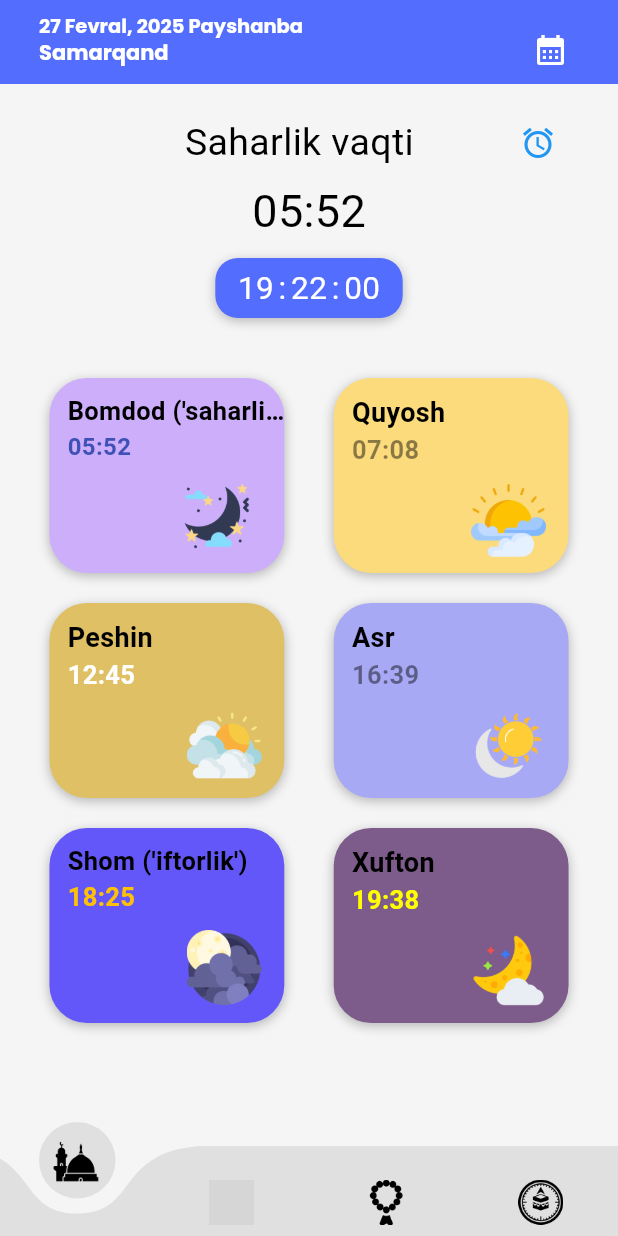
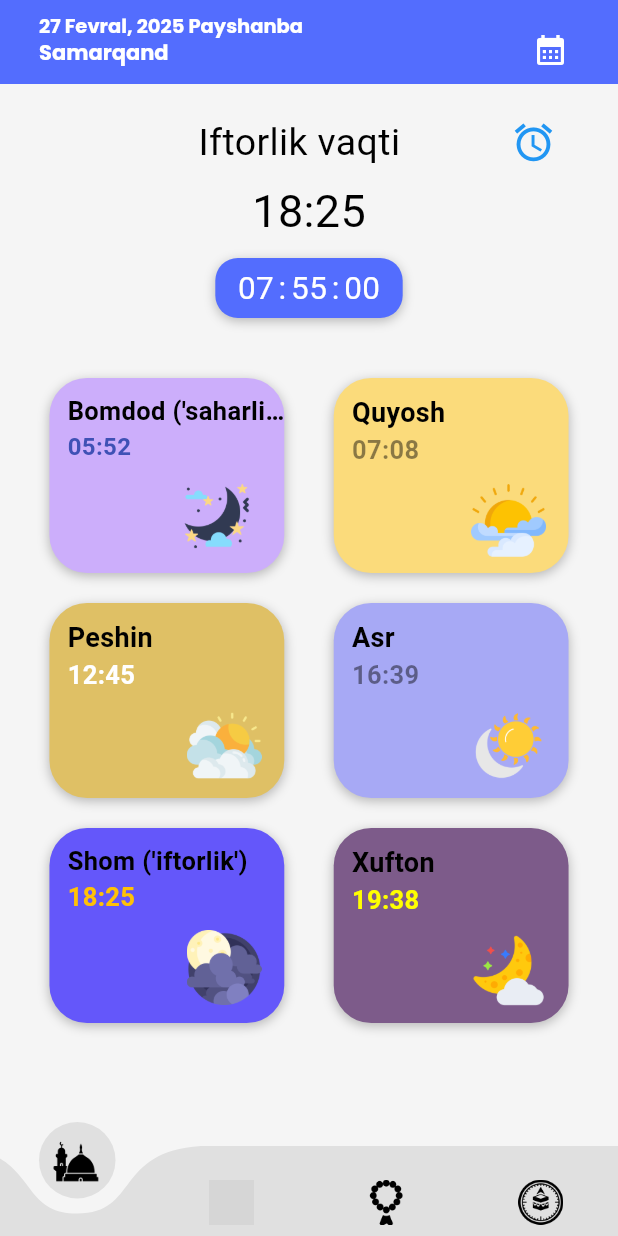
Before and after one commit to lochinbek0505/ramazon_vaqtlari_mobile, a Flutter app: the screen it shows after launch, after a tap on the "alarm" icon, on a phone screen of 412 x 824 dp. Run offline on Flutter 3.47's test engine with Material 3 defaults, Android fonts, the light colour scheme and no system bars; drawn by our look-alikes of curved_navigation_bar, slide_countdown; our stand-ins replace audioplayers, flutter_compass, geolocator, google_fonts, smooth_page_indicator, vibration; missing offline and left inert: adhan_dart, android_intent_plus; grey boxes are pictures that could not be loaded.

Commit message:
27 - 02-2025 27 - 02- 2025 14:18 homepage ni to'liq tayyor qildim

```diff
--- a/lib/pages/HomePage.dart
+++ b/lib/pages/HomePage.dart
@@ -167,6 +167,7 @@ class _HomePageState extends State<HomePage> {
   var now_time = DateTime.now();
   var hour = 0;
   var minute = 0;
+  late TimeOfDay timeOfDay;
   //bu yerda boshlag'ich qiymatlar berilyabdi va model initsilizatsiya qilinyabdi
   @override
   void initState() {
@@ -200,12 +201,15 @@ class _HomePageState extends State<HomePage> {
     if (_timeSaharlik.hour >= now_time.hour) {
       if (_timeSaharlik.minute > now_time.minute) {
         time_name = "Saharlik vaqti";
+        timeOfDay = _timeSaharlik;
         time_vaqt = time.tongSaharlik.toString();
         hour = _timeSaharlik.hour - now_time.hour;
         minute = _timeSaharlik.minute - now_time.minute;
       }
-      else {
+      else if (_timeSaharlik.hour == now_time.hour) {
         time_name = "Iftorlik vaqti";
+        timeOfDay = _timeIftorlik;
+
         time_vaqt = time.shomIftor.toString();
         var sek = (_timeIftorlik.hour * 3600 +
             _timeIftorlik.minute * 60) -
@@ -217,6 +221,12 @@ class _HomePageState extends State<HomePage> {
     }
     else if (_timeIftorlik.hour < now_time.hour) {
       time_name = "Saharlik vaqti";
+      time = getCurrentTimes(date.day + 1)!;
+
+      _timeSaharlik = parseTimeOfDay(
+          time.tongSaharlik.toString());
+      timeOfDay = _timeSaharlik;
+
       time_vaqt = time.tongSaharlik.toString();
       var sek = 24 * 3600 -
           (now_time.hour * 3600 + now_time.minute * 60 +
@@ -226,15 +236,14 @@ class _HomePageState extends State<HomePage> {
       minute = _timeSaharlik.minute + (sek % 3600) ~/ 60;
     }
     else {
-      if (_timeIftorlik.minute > now_time.minute) {
-        time_name = "Iftorlik vaqti";
-        time_vaqt = time.shomIftor.toString();
-        hour = _timeIftorlik.hour - now_time.hour;
-        minute = _timeIftorlik.minute - now_time.minute
-        ;
-        print("$hour $minute");
-      } else {
+      if (_timeIftorlik.hour == now_time.hour &&
+          _timeIftorlik.minute <= now_time.minute) {
+        time = getCurrentTimes(date.day + 1)!;
+
+        _timeSaharlik = parseTimeOfDay(
+            time.tongSaharlik.toString());
         time_name = "Saharlik vaqti";
+        timeOfDay = _timeSaharlik;
         time_vaqt = time.tongSaharlik.toString();
         var sek = 24 * 3600 -
             (now_time.hour * 3600 + now_time.minute * 60 +
@@ -242,6 +251,16 @@ class _HomePageState extends State<HomePage> {
         hour = _timeSaharlik.hour + sek ~/ 3600;
         print("${_timeIftorlik.hour} ${_timeIftorlik.minute}");
         minute = _timeSaharlik.minute + (sek % 3600) ~/ 60;
+      }
+      else {
+        time_name = "Iftorlik vaqti";
+        timeOfDay = _timeIftorlik;
+
+        time_vaqt = time.shomIftor.toString();
+        hour = _timeIftorlik.hour - now_time.hour;
+        minute = _timeIftorlik.minute - now_time.minute
+        ;
+        print("$hour $minute");
       }
     }
   }
@@ -334,8 +353,11 @@ class _HomePageState extends State<HomePage> {
                     style: TextStyle(fontSize: 25,
                         color: Colors.black),),
                   IconButton(
-                      onPressed: () {},
-                      icon: Icon(Icons.alarm, color: Colors.blue,)),
+                      onPressed: () {
+                        setAlarm("$time_name keldi", timeOfDay.hour,
+                            timeOfDay.minute);
+                      },
+                      icon: Icon(Icons.alarm, color: Colors.blue,size: 30,)),
 
                 ],
               ),
--- a/lib/pages/TasbehPage.dart
+++ b/lib/pages/TasbehPage.dart
@@ -98,6 +98,7 @@ class _TasbehPageState extends State<TasbehPage>
               animation: _controller,
               builder: (context, child) {
                 return Transform.rotate(
+                  alignment: Alignment.center,
                   angle: _animation.value * (pi / 180),
                   child: child,
                 );
```
